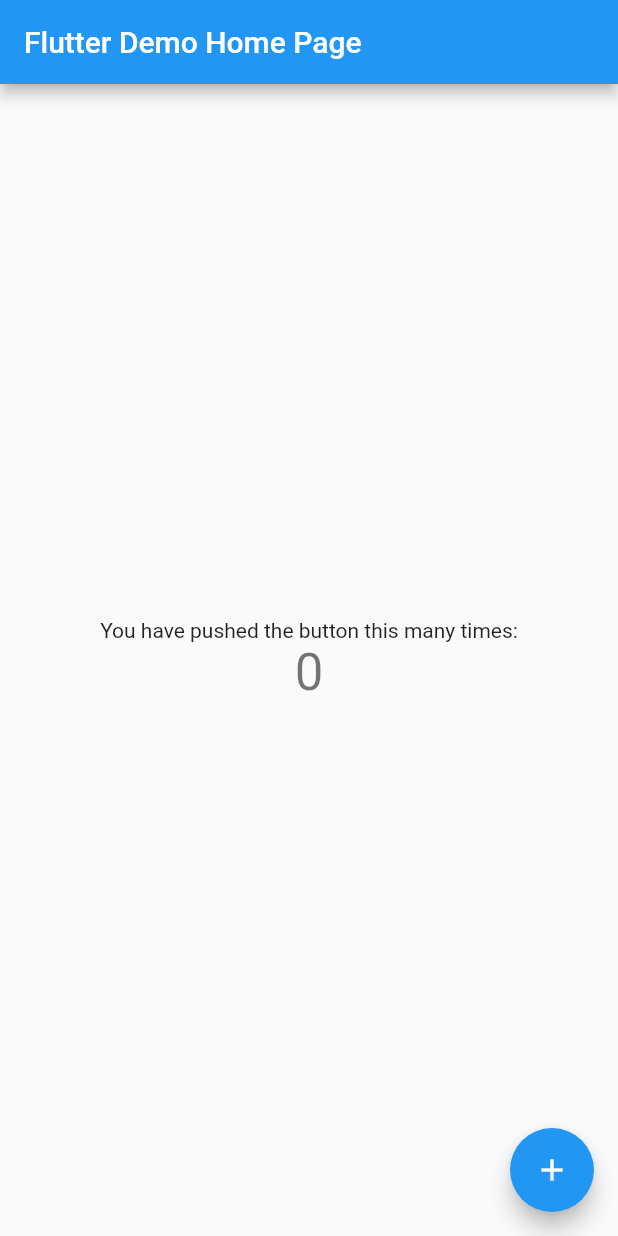
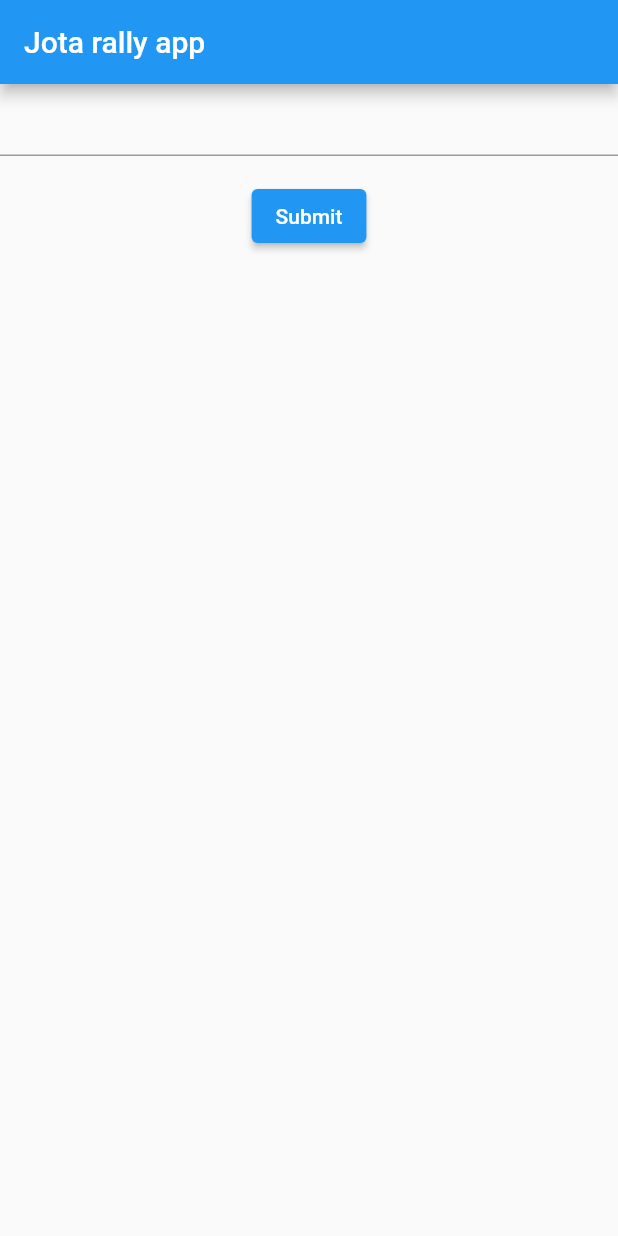
Before and after one commit to WJehee/Jota-app, a Flutter app: the screen it shows after launch, on a phone screen of 412 x 824 dp. Run offline on Flutter 3.47's test engine with Material 2 defaults, Android fonts, the phone set to English and light mode, and no system bars.

```diff
--- a/lib/main.dart
+++ b/lib/main.dart
@@ -1,115 +1,63 @@
 import 'package:flutter/material.dart';
+import 'package:http/http.dart' as http;
 
 void main() {
     runApp(const MyApp());
 }
 
-class MyApp extends StatelessWidget {
-  const MyApp({super.key});
+class LoginForm extends StatefulWidget {
+    const LoginForm({super.key});
 
-  // This widget is the root of your application.
+    @override
+        State<LoginForm> createState() => _LoginFormState();
+}
+
+class _LoginFormState extends State<LoginForm> {
+    final _formKey = GlobalKey<FormState>();
+
     @override
         Widget build(BuildContext context) {
-    return MaterialApp(
-      title: 'Flutter Demo',
-      theme: ThemeData(
-        // This is the theme of your application.
-        //
-        // Try running your application with "flutter run". You'll see the
-        // application has a blue toolbar. Then, without quitting the app, try
-        // changing the primarySwatch below to Colors.green and then invoke
-        // "hot reload" (press "r" in the console where you ran "flutter run",
-        // or simply save your changes to "hot reload" in a Flutter IDE).
-        // Notice that the counter didn't reset back to zero; the application
-        // is not restarted.
-        primarySwatch: Colors.blue,
-      ),
-      home: const MyHomePage(title: 'Flutter Demo Home Page'),
+            return Form(
+                    key: _formKey,
+                    child: Column(children: [
+                        TextFormField(validator: (v) {
+                            if (v == null || v.isEmpty) {
+                            return "please enter some text";
+                            }
+                            return null;
+                            }),
+                        Padding(
+                            padding: const EdgeInsets.symmetric(vertical: 16.0),
+                            child: ElevatedButton(
+                                onPressed: () {
+                                    if (_formKey.currentState!.validate()) {
+                                        ScaffoldMessenger.of(context).showSnackBar(
+                                            const SnackBar(content: Text('Processing data'))
+                                        );
+                                    }
+                                },
+                                child: const Text('Submit'))
+                            )
+                    ],)
                     );
         }
 }
 
-class MyHomePage extends StatefulWidget {
-  const MyHomePage({super.key, required this.title});
-
-  // This widget is the home page of your application. It is stateful, meaning
-  // that it has a State object (defined below) that contains fields that affect
-  // how it looks.
-
-  // This class is the configuration for the state. It holds the values (in this
-  // case the title) provided by the parent (in this case the App widget) and
-  // used by the build method of the State. Fields in a Widget subclass are
-  // always marked "final".
-
-  final String title;
-
-  @override
-  State<MyHomePage> createState() => _MyHomePageState();
-}
-
-class _MyHomePageState extends State<MyHomePage> {
-  int _counter = 0;
-
-  void _incrementCounter() {
-    setState(() {
-      // This call to setState tells the Flutter framework that something has
-      // changed in this State, which causes it to rerun the build method below
-      // so that the display can reflect the updated values. If we changed
-      // _counter without calling setState(), then the build method would not be
-      // called again, and so nothing would appear to happen.
-      _counter++;
-    });
-  }
+class MyApp extends StatelessWidget {
+    const MyApp({super.key});
 
     @override
         Widget build(BuildContext context) {
-    // This method is rerun every time setState is called, for instance as done
-    // by the _incrementCounter method above.
-    //
-    // The Flutter framework has been optimized to make rerunning build methods
-    // fast, so that you can just rebuild anything that needs updating rather
-    // than having to individually change instances of widgets.
-    return Scaffold(
+            return MaterialApp(
+                    title: 'Jota rally app',
+                    home: Scaffold(
                         appBar: AppBar(
-        // Here we take the value from the MyHomePage object that was created by
-        // the App.build method, and use it to set our appbar title.
-        title: Text(widget.title),
+                            title: const Text('Jota rally app'),
                             ),
-      body: Center(
-        // Center is a layout widget. It takes a single child and positions it
-        // in the middle of the parent.
-        child: Column(
-          // Column is also a layout widget. It takes a list of children and
-          // arranges them vertically. By default, it sizes itself to fit its
-          // children horizontally, and tries to be as tall as its parent.
-          //
-          // Invoke "debug painting" (press "p" in the console, choose the
-          // "Toggle Debug Paint" action from the Flutter Inspector in Android
-          // Studio, or the "Toggle Debug Paint" command in Visual Studio Code)
-          // to see the wireframe for each widget.
-          //
-          // Column has various properties to control how it sizes itself and
-          // how it positions its children. Here we use mainAxisAlignment to
-          // center the children vertically; the main axis here is the vertical
-          // axis because Columns are vertical (the cross axis would be
-          // horizontal).
-          mainAxisAlignment: MainAxisAlignment.center,
-          children: <Widget>[
-            const Text(
-              'You have pushed the button this many times:',
-            ),
-            Text(
-              '$_counter',
-              style: Theme.of(context).textTheme.headline4,
-            ),
-          ],
+                        body: const Center(
+                            child: LoginForm(),
                             ),
                         ),
-      floatingActionButton: FloatingActionButton(
-        onPressed: _incrementCounter,
-        tooltip: 'Increment',
-        child: const Icon(Icons.add),
-      ), // This trailing comma makes auto-formatting nicer for build methods.
                     );
         }
 }
--- a/pubspec.yaml
+++ b/pubspec.yaml
@@ -36,6 +36,8 @@ dependencies:
   # The following adds the Cupertino Icons font to your application.
   # Use with the CupertinoIcons class for iOS style icons.
   cupertino_icons: ^1.0.2
+  english_words: ^4.0.0
+  http: ^0.13.5
 
 dev_dependencies:
   flutter_test:
```
Also changed, not shown: pubspec.lock, 1 other file. Lines whose indentation alone changed are shown as unchanged.
